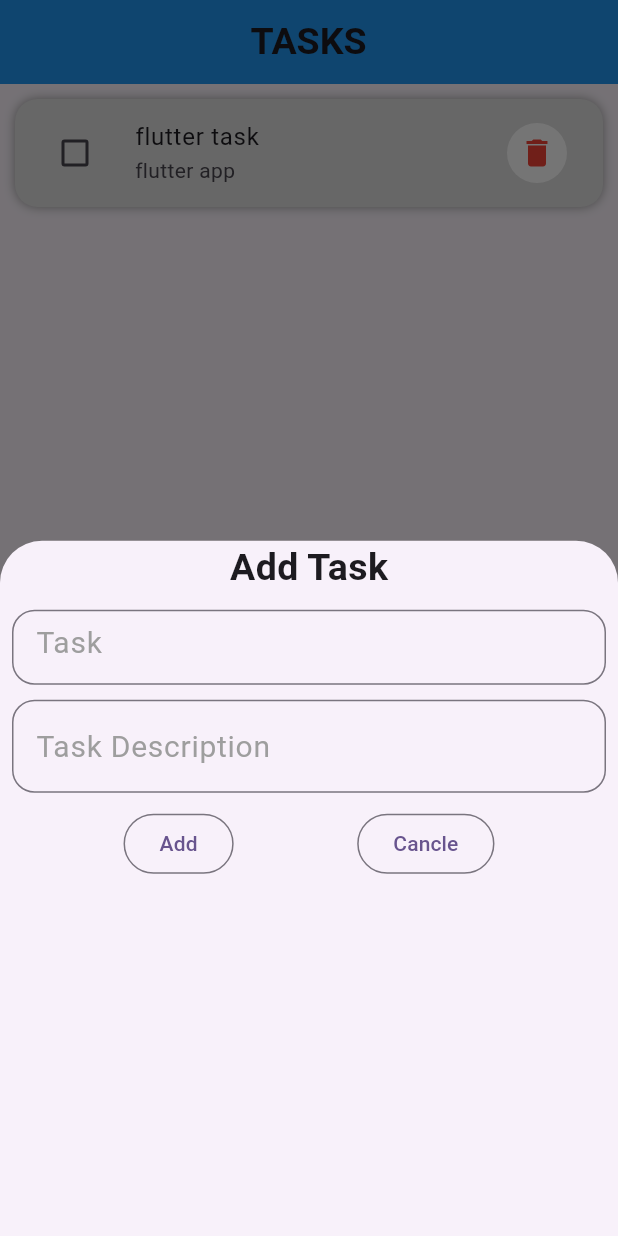
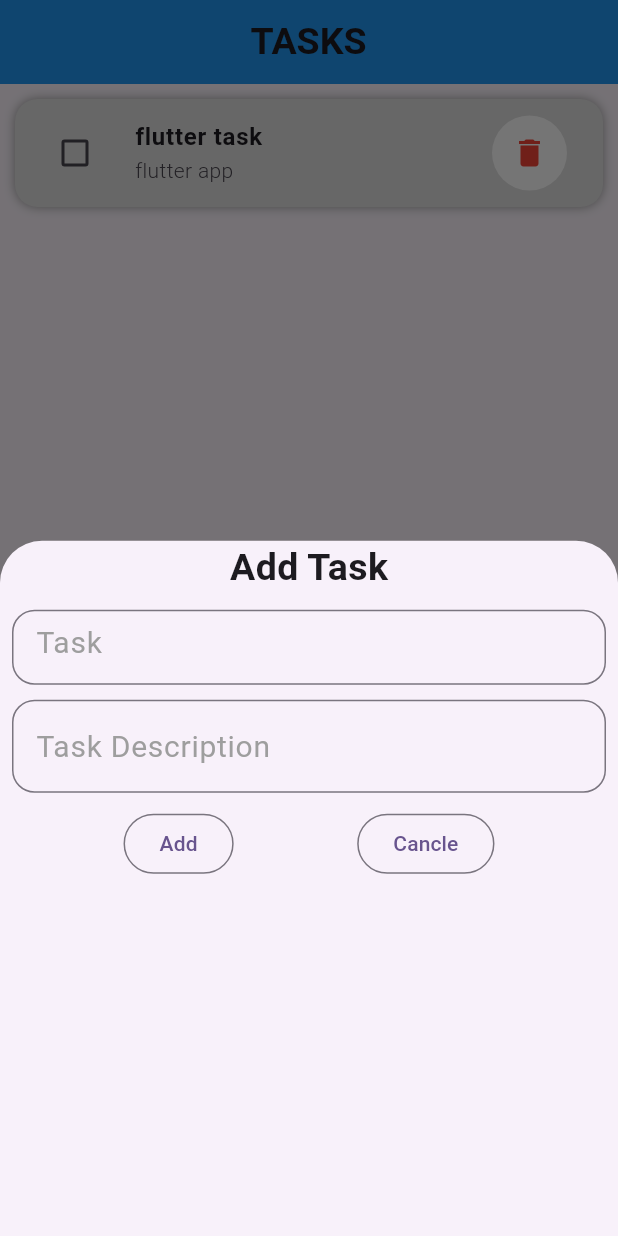
Before and after one commit to pratik5759/todo_flutter_localDB, a Flutter app: the screen it shows after launch, after a tap on the "delete" icon, after a tap on the "add" icon, on a phone screen of 412 x 824 dp. Run offline on Flutter 3.47's test engine with Material 3 defaults, Android fonts, the phone set to English and light mode, and no system bars; our stand-ins replace lottie.

Commit message:
fully functional todo with data storing into list

```diff
--- a/lib/screens/home_screen.dart
+++ b/lib/screens/home_screen.dart
@@ -20,7 +20,7 @@ class HomeScreenState extends State<HomeScreen> {
     // TODO: implement build
     return Scaffold(
       appBar: AppBar(
-        title: Text(" TASKS ",style: TextStyle(fontSize: 25,fontWeight: FontWeight.bold),),
+        title: const Text(" TASKS ",style: TextStyle(fontSize: 25,fontWeight: FontWeight.bold),),
         backgroundColor: Colors.blue,
         centerTitle: true,
       ),
@@ -41,7 +41,7 @@ class HomeScreenState extends State<HomeScreen> {
                     color: listTodo[index]["isCompleted"]
                         ? Colors.green
                         : Colors.grey.shade300,
-                    boxShadow: [BoxShadow(color: Colors.grey, blurRadius: 5)]),
+                    boxShadow: [const BoxShadow(color: Colors.grey, blurRadius: 5)]),
                 child: ListTile(
                     leading: Checkbox(
                       value: listTodo[index]["isCompleted"],
@@ -51,34 +51,30 @@ class HomeScreenState extends State<HomeScreen> {
                         setState(() {});
                       }
                     ),
-                    title: Text(listTodo[index]["task"]),
-                    subtitle: Text(listTodo[index]["desc"]),
+                    title: Text(listTodo[index]["task"],style: TextStyle(fontWeight: FontWeight.bold),),
+                    subtitle: Text(listTodo[index]["desc"],style: TextStyle(fontWeight: FontWeight.w300),),
                     trailing: InkWell(
                         onTap: () {
                           listTodo.removeAt(index);
                           setState(() {});
                         },
-                        child: CircleAvatar(backgroundColor: Colors.white,child: Icon(Icons.delete,color: Colors.red,)))),
+                        child: CircleAvatar(backgroundColor: Colors.white,maxRadius: 25,child: Icon(Icons.delete,color: Colors.red,)))),
               ),
               onTap: (){
                 taskController.text = listTodo[index]['task'];
                 descController.text = listTodo[index]['desc'];
                 showModalBottomSheet(context: context, builder: (context){
-
-
-
-
                   return Container(
                     child: Column(
                       children: [
                         /// bottomsheet title
-                        Center(
+                        const Center(
                             child: Text(
                               "Update Task",
                               style: TextStyle(
                                   fontSize: 25, fontWeight: FontWeight.bold),
                             )),
-                        SizedBox(
+                        const SizedBox(
                           height: 10,
                         ),
 
@@ -95,11 +91,11 @@ class HomeScreenState extends State<HomeScreen> {
                                         borderSide: BorderSide(
                                             color: Colors.grey.shade400)),
                                     hintText: "Task",
-                                    hintStyle: TextStyle(
+                                    hintStyle: const TextStyle(
                                         color: Colors.grey, fontSize: 20))),
                           ),
                         ),
-                        SizedBox(
+                        const SizedBox(
                           height: 10,
                         ),
 
@@ -114,10 +110,10 @@ class HomeScreenState extends State<HomeScreen> {
                                       borderSide: BorderSide(
                                           color: Colors.grey.shade400)),
                                   hintText: "Task Description",
-                                  hintStyle: TextStyle(
+                                  hintStyle: const TextStyle(
                                       color: Colors.grey, fontSize: 20))),
                         ),
-                        SizedBox(
+                        const SizedBox(
                           height: 10,
                         ),
 
@@ -127,22 +123,21 @@ class HomeScreenState extends State<HomeScreen> {
                           children: [
                             OutlinedButton(
                                 onPressed: () {
-
-                                  listTodo[index]["task"] = taskController.text;
-                                  listTodo[index]["desc"] = descController.text;
-
-                                  setState(() {});
+                                  setState(() {
+                                    listTodo[index]["task"] = taskController.text;
+                                    listTodo[index]["desc"] = descController.text;
+                                  });
                                   Navigator.pop(context);
                                 },
-                                child: Text("Update")),
+                                child: const Text("Update")),
                             OutlinedButton(
                                 onPressed: () {
                                   Navigator.pop(context);
                                 },
-                                child: Text("Cancle")),
+                                child: const Text("Cancle")),
                           ],
                         ),
-                        SizedBox(height: 150,)
+                        const SizedBox(height: 150,)
                       ],
                     ),
                   );
@@ -166,13 +161,13 @@ class HomeScreenState extends State<HomeScreen> {
                   child: Column(
                     children: [
                       /// bottomsheet title
-                      Center(
+                      const Center(
                           child: Text(
                         "Add Task",
                         style: TextStyle(
                             fontSize: 25, fontWeight: FontWeight.bold),
                       )),
-                      SizedBox(
+                      const SizedBox(
                         height: 10,
                       ),
 
@@ -189,11 +184,11 @@ class HomeScreenState extends State<HomeScreen> {
                                       borderSide: BorderSide(
                                           color: Colors.grey.shade400)),
                                   hintText: "Task",
-                                  hintStyle: TextStyle(
+                                  hintStyle: const TextStyle(
                                       color: Colors.grey, fontSize: 20))),
                         ),
                       ),
-                      SizedBox(
+                      const SizedBox(
                         height: 10,
                       ),
 
@@ -208,10 +203,10 @@ class HomeScreenState extends State<HomeScreen> {
                                     borderSide: BorderSide(
                                         color: Colors.grey.shade400)),
                                 hintText: "Task Description",
-                                hintStyle: TextStyle(
+                                hintStyle: const TextStyle(
                                     color: Colors.grey, fontSize: 20))),
                       ),
-                      SizedBox(
+                      const SizedBox(
                         height: 10,
                       ),
 
@@ -229,21 +224,21 @@ class HomeScreenState extends State<HomeScreen> {
                                 setState(() {});
                                 Navigator.pop(context);
                               },
-                              child: Text("Add")),
+                              child: const Text("Add")),
                           OutlinedButton(
                               onPressed: () {
                                 Navigator.pop(context);
                               },
-                              child: Text("Cancle")),
+                              child: const Text("Cancle")),
                         ],
                       ),
-                      SizedBox(height: 150,)
+                      const SizedBox(height: 150,)
                     ],
                   ),
                 );
               });
         },
-        child: Icon(Icons.add),
+        child: const Icon(Icons.add),
       ),
     );
   }
```
